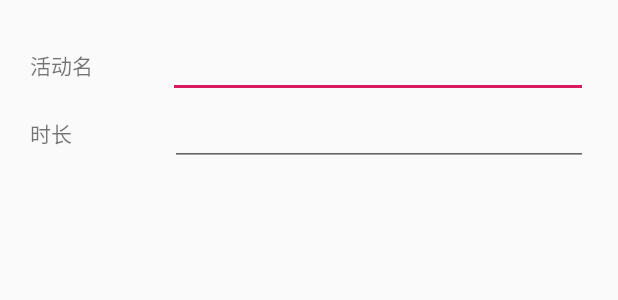
After one commit to lazystitan/Interval-Timer, an Android app: the layout edit_activity_layout.xml on its own in the app's theme, with its tools: preview values and no code run, on a phone screen of 412 x 824 dp. The commit adds this screen. Shown: the top 300 px of the screen. Run offline under Robolectric (Android 15) with nearby library versions, the phone set to English and light mode, and no system bars.

Commit message:
实现了编辑页面的数据实时更新。 还想，实现删除活动来着，然而不行…… ……我受不了了，我要重构了…… 超多问题，不知道怎么解决了……

```diff
--- a/app/src/main/java/com/riton/interval_timer/MainActivityAdapter.java
+++ b/app/src/main/java/com/riton/interval_timer/MainActivityAdapter.java
@@ -115,7 +115,7 @@ class MainActivityAdapter extends RecyclerView.Adapter<MainActivityAdapter.TaskV
 
             edit = (Button) itemView.findViewById(R.id.edit_task_btn);
             start = (Button) itemView.findViewById(R.id.start_task_btn);
-            delete = (Button) itemView.findViewById(R.id.delete_task_btn);
+//            delete = (Button) itemView.findViewById(R.id.delete_task_btn);
         }
     }
 }
--- /dev/null
+++ b/app/src/main/res/layout/edit_activity_layout.xml
@@ -0,0 +1,52 @@
+<?xml version="1.0" encoding="utf-8"?>
+<LinearLayout xmlns:android="http://schemas.android.com/apk/res/android"
+    android:orientation="vertical" android:layout_width="match_parent"
+    android:layout_height="wrap_content"
+    android:padding="20dp"
+    >
+
+    <LinearLayout
+        android:layout_width="match_parent"
+        android:layout_height="match_parent"
+        android:orientation="horizontal"
+        >
+
+        <TextView
+            android:id="@+id/edit_activityname_dialog"
+            android:layout_width="25dp"
+            android:layout_height="wrap_content"
+            android:layout_weight="1"
+            android:text="活动名" />
+
+        <EditText
+            android:id="@+id/get_activityname_edit_activity_dialog"
+            android:layout_width="wrap_content"
+            android:layout_height="wrap_content"
+            android:layout_weight="1"
+            android:ems="10"
+            android:inputType="textPersonName" />
+
+    </LinearLayout>
+
+    <LinearLayout
+        android:layout_width="match_parent"
+        android:layout_height="match_parent"
+        android:orientation="horizontal"
+        >
+
+        <TextView
+            android:id="@+id/edit_activitytime_dialog"
+            android:layout_width="wrap_content"
+            android:layout_height="wrap_content"
+            android:layout_weight="1"
+            android:text="时长" />
+
+        <EditText
+            android:id="@+id/get_activitytime_edit_activity_dialog"
+            android:layout_width="wrap_content"
+            android:layout_height="wrap_content"
+            android:layout_weight="1"
+            android:ems="10"
+            android:inputType="number" />
+    </LinearLayout>
+</LinearLayout>
```
Also changed, not shown: app/src/main/java/com/riton/interval_timer/EditTaskActivity.java (+60 -6 lines), app/src/main/java/com/riton/interval_timer/EditTaskRecyclerViewAdapter.java (+34 -2 lines), app/src/main/java/com/riton/interval_timer/Task.java (+17 -0 lines), app/src/main/res/layout/fragment_activity_cardview.xml (+0 -9 lines), app/src/main/res/layout/fragment_task_cardview.xml (+0 -14 lines).
